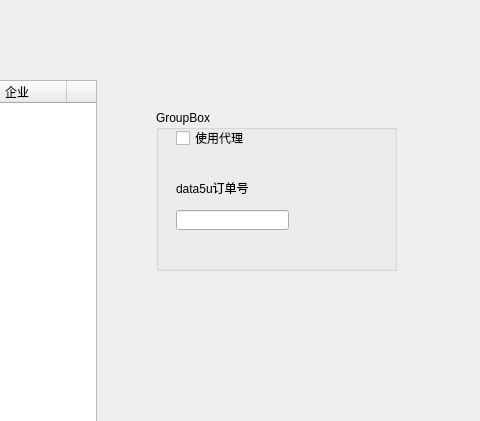
Old version of the form 58_login/untitled.ui in the repository wykdg/ganji_zufang; both pictures show x 604 to 1084 and y 0 to 421 of the 1084 by 749 pixel window.
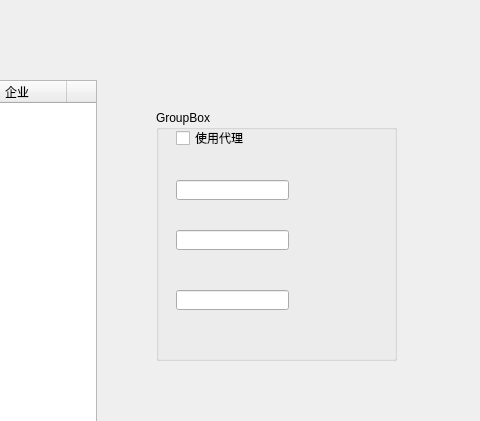
New version of the form.

```diff
--- a/58_login/untitled.ui
+++ b/58_login/untitled.ui
@@ -74,30 +74,17 @@
      <x>760</x>
      <y>110</y>
      <width>241</width>
-     <height>161</height>
+     <height>251</height>
     </rect>
    </property>
    <property name="title">
     <string>GroupBox</string>
    </property>
-   <widget class="QLabel" name="label_5">
+   <widget class="QLineEdit" name="address">
     <property name="geometry">
      <rect>
       <x>20</x>
       <y>70</y>
-      <width>81</width>
-      <height>16</height>
-     </rect>
-    </property>
-    <property name="text">
-     <string>data5u订单号</string>
-    </property>
-   </widget>
-   <widget class="QLineEdit" name="order">
-    <property name="geometry">
-     <rect>
-      <x>20</x>
-      <y>100</y>
       <width>113</width>
       <height>20</height>
      </rect>
@@ -116,6 +103,26 @@
      <string>使用代理</string>
     </property>
    </widget>
+   <widget class="QLineEdit" name="username">
+    <property name="geometry">
+     <rect>
+      <x>20</x>
+      <y>120</y>
+      <width>113</width>
+      <height>20</height>
+     </rect>
+    </property>
+   </widget>
+   <widget class="QLineEdit" name="password">
+    <property name="geometry">
+     <rect>
+      <x>20</x>
+      <y>180</y>
+      <width>113</width>
+      <height>20</height>
+     </rect>
+    </property>
+   </widget>
   </widget>
   <widget class="QPushButton" name="input">
    <property name="geometry">
```
